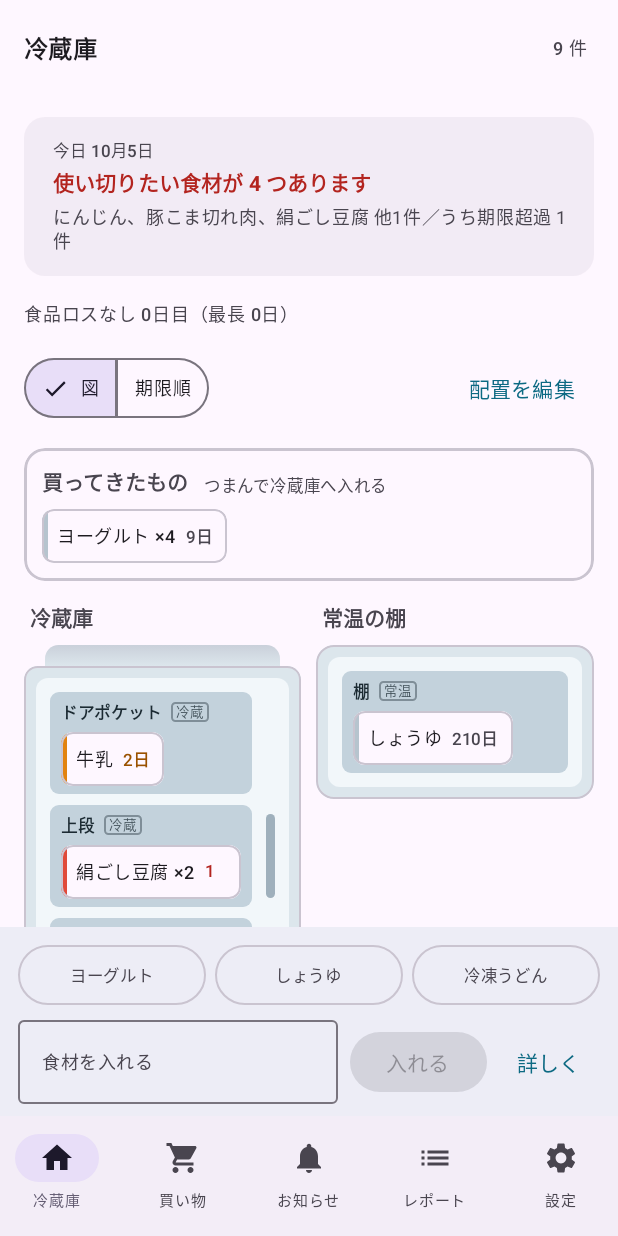
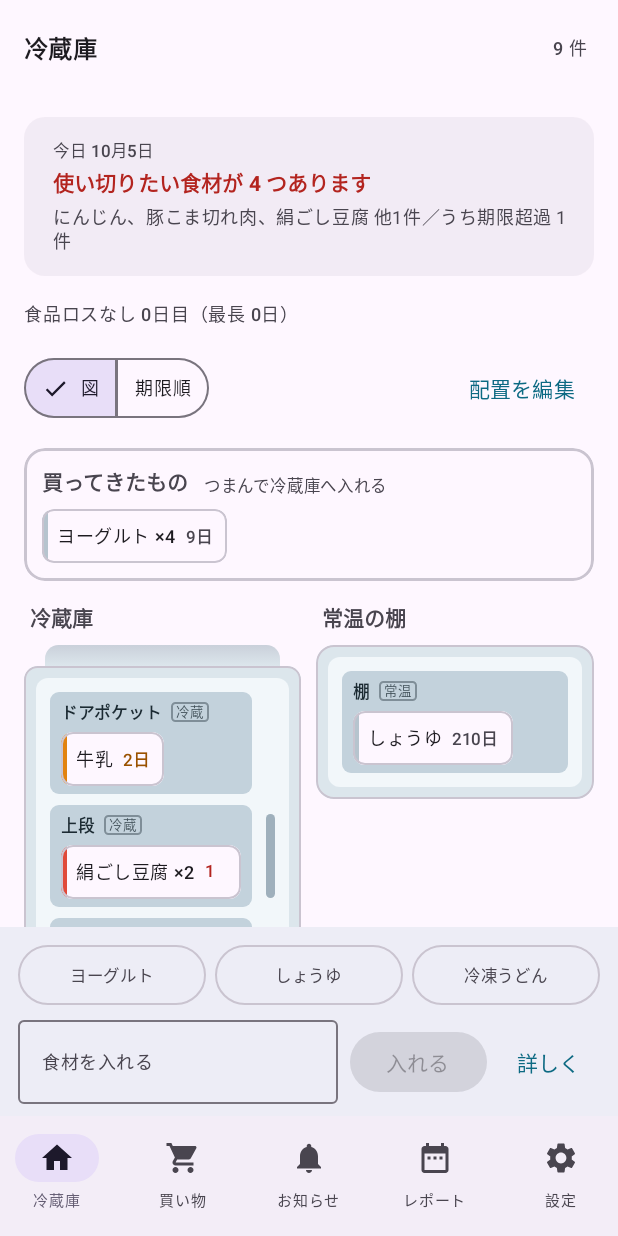
Before and after one commit to asaitoshiki/fridge-keeper, an Android app built with Jetpack Compose: the screen it shows after launch (MainActivity), on a phone screen of 412 x 824 dp. Run offline under Robolectric (Android 15) with nearby library versions, the phone set to English and light mode, and no system bars; our stand-ins replace Dagger/Hilt's generated code, Room's generated code.

Commit message:
タブのアイコンの依存を明示した
material-icons-core は material3 が連れてくるが、将来外れても壊れないよう
直接の依存として書く。レポートのアイコンは List だと kotlin.collections.List と
名前がぶつかるので DateRange にした。

Co-Authored-By: Claude Opus 5 <noreply@anthropic.com>
Claude-Session: https://claude.ai/code/session_01QdvAS8p6LJPXPYpbsARdrp

```diff
--- a/android/app/build.gradle.kts
+++ b/android/app/build.gradle.kts
@@ -59,6 +59,7 @@ dependencies {
     implementation(libs.androidx.compose.ui.graphics)
     implementation(libs.androidx.compose.ui.tooling.preview)
     implementation(libs.androidx.compose.material3)
+    implementation(libs.androidx.compose.material.icons.core)
     debugImplementation(libs.androidx.compose.ui.tooling)
 
     implementation(libs.hilt.android)
--- a/android/app/src/main/java/com/asaitoshiki/fridgekeeper/ui/home/HomeScreen.kt
+++ b/android/app/src/main/java/com/asaitoshiki/fridgekeeper/ui/home/HomeScreen.kt
@@ -20,8 +20,8 @@ import androidx.compose.foundation.rememberScrollState
 import androidx.compose.foundation.shape.RoundedCornerShape
 import androidx.compose.foundation.verticalScroll
 import androidx.compose.material.icons.Icons
+import androidx.compose.material.icons.filled.DateRange
 import androidx.compose.material.icons.filled.Home
-import androidx.compose.material.icons.filled.List
 import androidx.compose.material.icons.filled.Notifications
 import androidx.compose.material.icons.filled.Settings
 import androidx.compose.material.icons.filled.ShoppingCart
@@ -309,7 +309,7 @@ private val AppTab.icon: ImageVector
         AppTab.FRIDGE -> Icons.Filled.Home
         AppTab.SHOPPING -> Icons.Filled.ShoppingCart
         AppTab.NOTICES -> Icons.Filled.Notifications
-        AppTab.REPORT -> Icons.Filled.List
+        AppTab.REPORT -> Icons.Filled.DateRange
         AppTab.SETTINGS -> Icons.Filled.Settings
     }
 
--- a/android/gradle/libs.versions.toml
+++ b/android/gradle/libs.versions.toml
@@ -25,6 +25,7 @@ androidx-compose-ui-graphics = { group = "androidx.compose.ui", name = "ui-graph
 androidx-compose-ui-tooling = { group = "androidx.compose.ui", name = "ui-tooling" }
 androidx-compose-ui-tooling-preview = { group = "androidx.compose.ui", name = "ui-tooling-preview" }
 androidx-compose-material3 = { group = "androidx.compose.material3", name = "material3" }
+androidx-compose-material-icons-core = { group = "androidx.compose.material", name = "material-icons-core" }
 
 androidx-hilt-navigation-compose = { group = "androidx.hilt", name = "hilt-navigation-compose", version.ref = "hiltNavigationCompose" }
 hilt-android = { group = "com.google.dagger", name = "hilt-android", version.ref = "hilt" }
```
